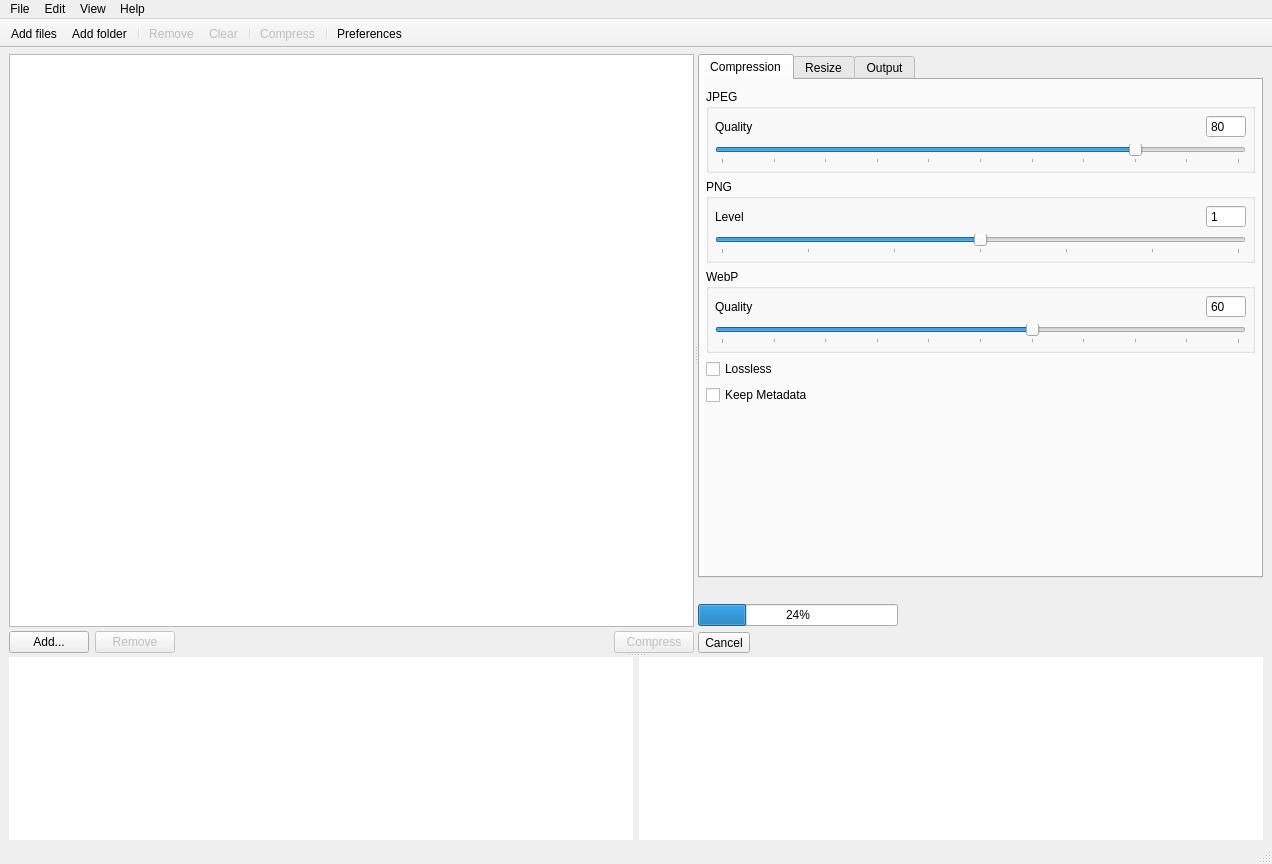
Above: views/MainWindow.ui from Lymphatus/caesium-image-compressor before the change. Below: the same form after it.
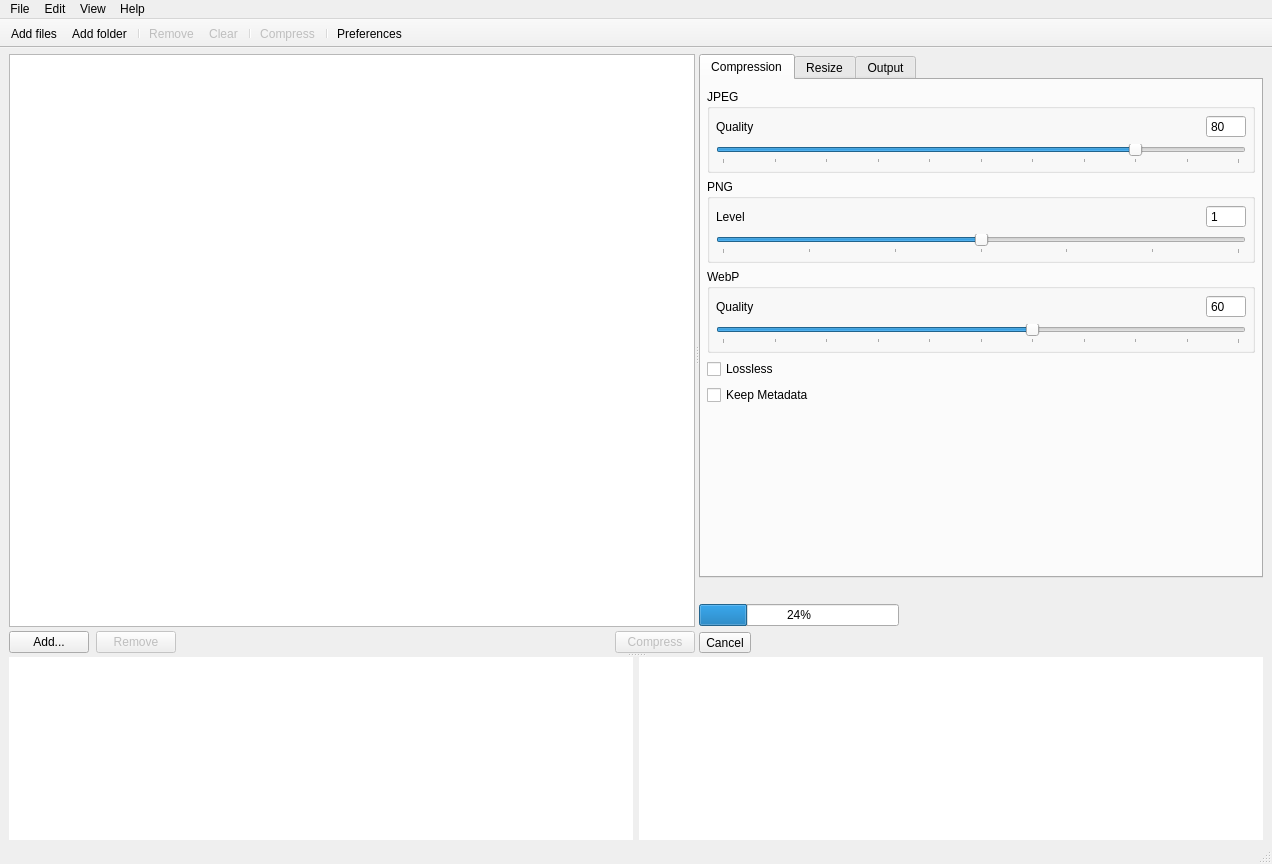
That is the form after the change. Icons and pictures are not drawn. Custom widgets are drawn as their Qt base class.

```diff
--- a/views/MainWindow.ui
+++ b/views/MainWindow.ui
@@ -106,7 +106,7 @@
            </property>
            <layout class="QHBoxLayout" name="horizontalLayout_2">
             <property name="spacing">
-             <number>-1</number>
+             <number>7</number>
             </property>
             <property name="leftMargin">
              <number>0</number>
```
Left out of the diff: 15 changed lines with no effect on the pictures.
